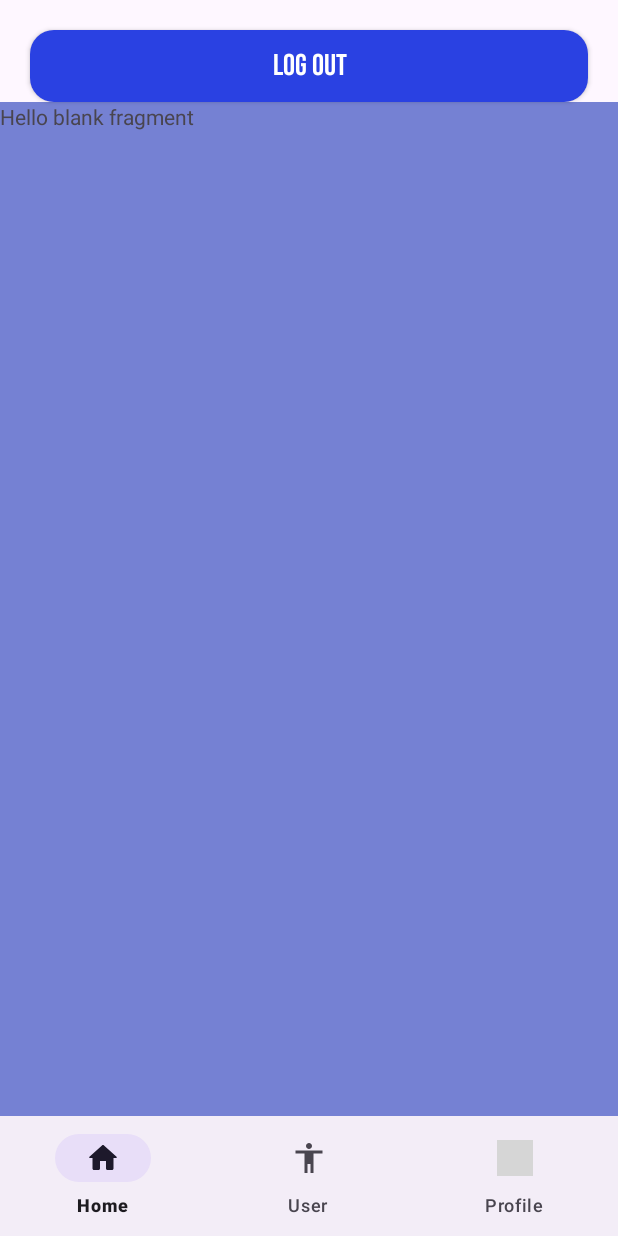
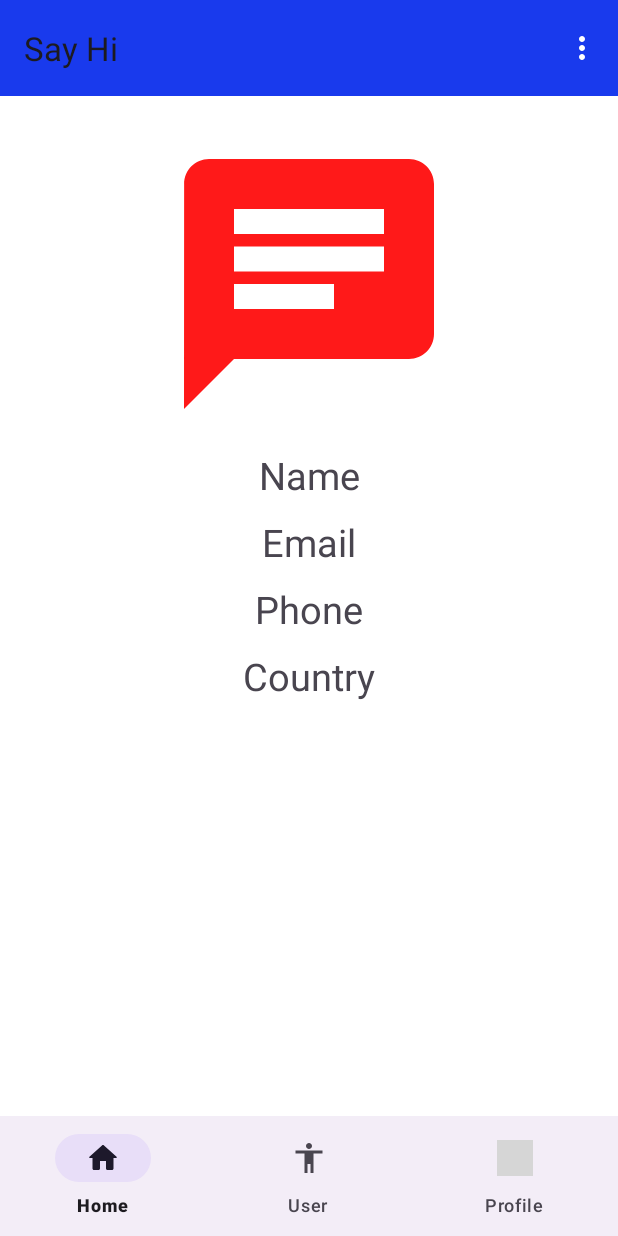
Before and after one commit to SakhawatSaad/Say-Hi, an Android app: the fragment ProfileFragment placed in its activity, on a phone screen of 412 x 824 dp. Run offline under Robolectric (Android 15) with nearby library versions, the light colour scheme and no system bars; our stand-ins replace Firebase (no records; nobody signed in at launch, a user with empty details on screens opened directly); 4 statements that could not run were skipped; grey boxes are pictures that could not be loaded.

Commit message:
top menu,chat recycler view, profile data

```diff
--- a/app/build.gradle.kts
+++ b/app/build.gradle.kts
@@ -1,3 +1,5 @@
+import com.android.tools.r8.internal.de
+
 plugins {
     alias(libs.plugins.android.application)
     alias(libs.plugins.google.gms.google.services)
@@ -50,4 +52,7 @@ dependencies {
 
     implementation (libs.country.picker.android)
 
+
+
+
 }
--- a/app/src/main/java/com/shsaad/sayhi/ui/activites/MainActivity.java
+++ b/app/src/main/java/com/shsaad/sayhi/ui/activites/MainActivity.java
@@ -4,11 +4,16 @@ import static com.shsaad.sayhi.R.*;
 
 import android.content.Intent;
 import android.os.Bundle;
+import android.view.LayoutInflater;
+import android.view.Menu;
+import android.view.MenuInflater;
 import android.view.MenuItem;
+import android.widget.Toast;
 
 import androidx.activity.EdgeToEdge;
 import androidx.annotation.NonNull;
 import androidx.appcompat.app.AppCompatActivity;
+import androidx.appcompat.widget.Toolbar;
 import androidx.core.graphics.Insets;
 import androidx.core.view.ViewCompat;
 import androidx.core.view.WindowInsetsCompat;
@@ -33,9 +38,11 @@ public class MainActivity extends AppCompatActivity {
     protected void onCreate(Bundle savedInstanceState) {
         super.onCreate(savedInstanceState);
         binding = ActivityMainBinding.inflate(getLayoutInflater());
+        setContentView(binding.getRoot());
 
-        EdgeToEdge.enable(this);
-        setContentView(binding.getRoot());
+        Toolbar toolbar = findViewById(id.mytoolbar);
+        setSupportActionBar(toolbar);
+
 
 
         fragmentManager = getSupportFragmentManager();
@@ -43,13 +50,13 @@ public class MainActivity extends AppCompatActivity {
         firebaseAuth = FirebaseAuth.getInstance();
 
 
-        binding.logOutBtn.setOnClickListener(view -> {
-            firebaseAuth.signOut();
-            startActivity(new Intent(getApplicationContext(), LoginActivity.class));
-            finish();
-
-
-        });
+//        binding.logOutBtn.setOnClickListener(view -> {
+//            firebaseAuth.signOut();
+//            startActivity(new Intent(getApplicationContext(), LoginActivity.class));
+//            finish();
+//
+//
+//        });
 
 
 
@@ -72,4 +79,38 @@ public class MainActivity extends AppCompatActivity {
 
         });
     }
+
+    @Override
+    public boolean onCreateOptionsMenu(Menu menu) {
+
+        MenuInflater menuInflater = getMenuInflater();
+
+        menuInflater.inflate(R.menu.top_menu,menu);
+
+        return true;
+
+    }
+
+    @Override
+    public boolean onOptionsItemSelected(@NonNull MenuItem item) {
+
+        int itemId = item.getItemId();
+        if (itemId == id.homeMenuTop) {
+            Toast.makeText(this, "TopClicked", Toast.LENGTH_SHORT).show();
+        } else if (itemId == id.logoutMenuTop) {
+            logout();
+        }
+
+
+        return super.onOptionsItemSelected(item);
+    }
+
+    private void logout() {
+
+        firebaseAuth.signOut();
+        startActivity(new Intent(getApplicationContext(), LoginActivity.class
+        ));
+        finish();
+
+    }
 }
--- a/app/src/main/java/com/shsaad/sayhi/ui/fragments/ProfileFragment.java
+++ b/app/src/main/java/com/shsaad/sayhi/ui/fragments/ProfileFragment.java
@@ -2,17 +2,29 @@ package com.shsaad.sayhi.ui.fragments;
 
 import android.os.Bundle;
 
+import androidx.annotation.NonNull;
 import androidx.fragment.app.Fragment;
 
 import android.view.LayoutInflater;
 import android.view.View;
 import android.view.ViewGroup;
 
+import com.google.firebase.auth.FirebaseAuth;
+import com.google.firebase.auth.FirebaseUser;
+import com.google.firebase.database.DataSnapshot;
+import com.google.firebase.database.DatabaseError;
+import com.google.firebase.database.DatabaseReference;
+import com.google.firebase.database.FirebaseDatabase;
+import com.google.firebase.database.ValueEventListener;
 import com.shsaad.sayhi.R;
+import com.shsaad.sayhi.databinding.FragmentProfileBinding;
+import com.shsaad.sayhi.ui.User;
 
 
 public class ProfileFragment extends Fragment {
-
+    FragmentProfileBinding binding;
+    DatabaseReference databaseReference;
+    FirebaseUser firebaseUser;
 
 
     public ProfileFragment() {
@@ -23,7 +35,40 @@ public class ProfileFragment extends Fragment {
     @Override
     public View onCreateView(LayoutInflater inflater, ViewGroup container,
                              Bundle savedInstanceState) {
-        // Inflate the layout for this fragment
-        return inflater.inflate(R.layout.fragment_profile, container, false);
+
+
+
+
+        binding = FragmentProfileBinding.inflate(inflater,container,false);
+        firebaseUser = FirebaseAuth.getInstance().getCurrentUser();
+        String currentUser = firebaseUser.getUid();
+        databaseReference = FirebaseDatabase.getInstance().getReference("user").child(currentUser);
+        databaseReference.addValueEventListener(new ValueEventListener() {
+            @Override
+            public void onDataChange(@NonNull DataSnapshot snapshot) {
+
+                User user = snapshot.getValue(User.class);
+
+                binding.userName.setText(user.getUserName());
+                binding.userEmail.setText(user.getUserEmail());
+                binding.userPhone.setText(user.getUserphone());
+                binding.userCounty.setText(user.getUserCountry());
+
+
+
+
+
+
+            }
+
+            @Override
+            public void onCancelled(@NonNull DatabaseError error) {
+
+            }
+        });
+
+
+
+        return binding.getRoot();
     }
 }
--- /dev/null
+++ b/app/src/main/res/drawable/chat_icon.xml
@@ -0,0 +1,5 @@
+<vector xmlns:android="http://schemas.android.com/apk/res/android" android:autoMirrored="true" android:height="24dp" android:tint="#FF1919" android:viewportHeight="24" android:viewportWidth="24" android:width="24dp">
+
+    <path android:fillColor="@android:color/white" android:pathData="M20,2L4,2c-1.1,0 -1.99,0.9 -1.99,2L2,22l4,-4h14c1.1,0 2,-0.9 2,-2L22,4c0,-1.1 -0.9,-2 -2,-2zM6,9h12v2L6,11L6,9zM14,14L6,14v-2h8v2zM18,8L6,8L6,6h12v2z"/>
+
+</vector>
--- /dev/null
+++ b/app/src/main/res/drawable/more_vert.xml
@@ -0,0 +1,5 @@
+<vector android:height="24dp" android:tint="#FFFFFF"
+    android:viewportHeight="24" android:viewportWidth="24"
+    android:width="24dp" xmlns:android="http://schemas.android.com/apk/res/android">
+    <path android:fillColor="@android:color/white" android:pathData="M12,8c1.1,0 2,-0.9 2,-2s-0.9,-2 -2,-2 -2,0.9 -2,2 0.9,2 2,2zM12,10c-1.1,0 -2,0.9 -2,2s0.9,2 2,2 2,-0.9 2,-2 -0.9,-2 -2,-2zM12,16c-1.1,0 -2,0.9 -2,2s0.9,2 2,2 2,-0.9 2,-2 -0.9,-2 -2,-2z"/>
+</vector>
--- a/app/src/main/res/layout/activity_main.xml
+++ b/app/src/main/res/layout/activity_main.xml
@@ -7,20 +7,11 @@
     android:layout_height="match_parent"
     tools:context=".ui.activites.MainActivity">
 
-    <androidx.appcompat.widget.AppCompatButton
-        android:id="@+id/log_out_btn"
-        android:layout_width="match_parent"
-        android:layout_height="wrap_content"
-        android:layout_margin="20dp"
-        android:fontFamily="@font/bebas_neue"
-        android:text="@string/log_out"
-        android:textColor="@color/white"
-        android:textSize="20sp"
-        android:textAllCaps="false"
-        android:background="@drawable/btn_bg"
-        tools:layout_editor_absoluteX="20dp"
-        app:layout_constraintTop_toTopOf="parent"/>
+    <include
+        android:id="@+id/mytoolbar"
+        layout="@layout/my_toolbar"
 
+        />
 
 
 
@@ -32,7 +23,7 @@
         app:layout_constraintBottom_toBottomOf="parent"
         app:layout_constraintStart_toStartOf="parent"
         app:layout_constraintEnd_toEndOf="parent"
-        app:layout_constraintTop_toBottomOf="@id/log_out_btn"
+        app:layout_constraintTop_toBottomOf="@id/mytoolbar"
         android:layout_width="match_parent"
         android:layout_height="0dp"/>
 
--- a/app/src/main/res/layout/fragment_home.xml
+++ b/app/src/main/res/layout/fragment_home.xml
@@ -3,7 +3,7 @@
     xmlns:tools="http://schemas.android.com/tools"
     android:layout_width="match_parent"
     android:layout_height="match_parent"
-    android:background="#2a41e2"
+    android:background="@color/white"
     tools:context=".ui.fragments.HomeFragment">
 
     <!-- TODO: Update blank fragment layout -->
--- a/app/src/main/res/layout/fragment_profile.xml
+++ b/app/src/main/res/layout/fragment_profile.xml
@@ -1,15 +1,59 @@
 <?xml version="1.0" encoding="utf-8"?>
-<FrameLayout xmlns:android="http://schemas.android.com/apk/res/android"
+<androidx.constraintlayout.widget.ConstraintLayout xmlns:android="http://schemas.android.com/apk/res/android"
     xmlns:tools="http://schemas.android.com/tools"
     android:layout_width="match_parent"
     android:layout_height="match_parent"
-    android:background="#7581D3"
+    xmlns:app="http://schemas.android.com/apk/res-auto"
+    android:background="@color/white"
     tools:context=".ui.fragments.ProfileFragment">
 
-    <!-- TODO: Update blank fragment layout -->
+<ImageView
+
+    android:id="@+id/profile_image"
+    android:layout_marginTop="25dp"
+    app:layout_constraintTop_toTopOf="parent"
+    app:layout_constraintEnd_toEndOf="parent"
+    app:layout_constraintStart_toStartOf="parent"
+    android:src="@drawable/chat_icon"
+    android:layout_width="200dp"
+    android:layout_height="200dp"/>
+
+
     <TextView
+        android:id="@+id/user_Name"
+        android:textSize="25sp"
+        android:gravity="center"
+        android:text="Name"
+        android:layout_marginTop="10dp"
+        app:layout_constraintTop_toBottomOf="@id/profile_image"
         android:layout_width="match_parent"
-        android:layout_height="match_parent"
-        android:text="@string/hello_blank_fragment" />
+        android:layout_height="wrap_content"/>
+    <TextView
+        android:id="@+id/user_Email"
+        android:textSize="25sp"
+        android:gravity="center"
+        android:text="Email"
+        android:layout_marginTop="10dp"
+        app:layout_constraintTop_toBottomOf="@id/user_Name"
+        android:layout_width="match_parent"
+        android:layout_height="wrap_content"/>
+    <TextView
+        android:id="@+id/user_phone"
+        android:textSize="25sp"
+        android:gravity="center"
+        android:text="Phone"
+        android:layout_marginTop="10dp"
+        app:layout_constraintTop_toBottomOf="@id/user_Email"
+        android:layout_width="match_parent"
+        android:layout_height="wrap_content"/>
+    <TextView
+        android:id="@+id/user_county"
+        android:textSize="25sp"
+        android:gravity="center"
+        android:text="Country"
+        android:layout_marginTop="10dp"
+        app:layout_constraintTop_toBottomOf="@id/user_phone"
+        android:layout_width="match_parent"
+        android:layout_height="wrap_content"/>
 
-</FrameLayout>
+</androidx.constraintlayout.widget.ConstraintLayout>
--- /dev/null
+++ b/app/src/main/res/layout/my_toolbar.xml
@@ -0,0 +1,7 @@
+<?xml version="1.0" encoding="utf-8"?>
+<androidx.appcompat.widget.Toolbar xmlns:android="http://schemas.android.com/apk/res/android"
+    android:background="#193AED"
+    android:layout_width="match_parent"
+    android:layout_height="wrap_content">
+
+</androidx.appcompat.widget.Toolbar>
--- /dev/null
+++ b/app/src/main/res/menu/top_menu.xml
@@ -0,0 +1,38 @@
+<?xml version="1.0" encoding="utf-8"?>
+<menu xmlns:android="http://schemas.android.com/apk/res/android"
+    xmlns:app="http://schemas.android.com/apk/res-auto">
+
+<item
+    android:title="more"
+    android:icon="@drawable/more_vert"
+    app:showAsAction="always">
+
+
+    <menu>
+
+        <item
+            android:id="@+id/homeMenuTop"
+            android:icon="@drawable/round_home_24"
+            android:title="Home" />
+        <item
+            android:id="@+id/userMenuTop"
+            android:icon="@drawable/user_24"
+            android:title="User" />
+        <item
+            android:id="@+id/profileMenuTop"
+            android:icon="@drawable/profile_24"
+            android:title="Profile" />
+        <item
+            android:id="@+id/logoutMenuTop"
+            android:icon="@drawable/profile_24"
+            android:title="Logout" />
+
+    </menu>
+
+</item>
+
+
+
+
+
+</menu>
```
Also changed, not shown: app/src/main/java/com/shsaad/sayhi/User_Adpter.java (added, +46 -0 lines), app/src/main/java/com/shsaad/sayhi/User_viewHolder.java (added, +21 -0 lines), app/src/main/java/com/shsaad/sayhi/ui/fragments/UserFragment.java (+17 -14 lines), app/src/main/res/layout/fragment_user.xml (+14 -6 lines), app/src/main/res/layout/user_item.xml (added, +62 -0 lines).
